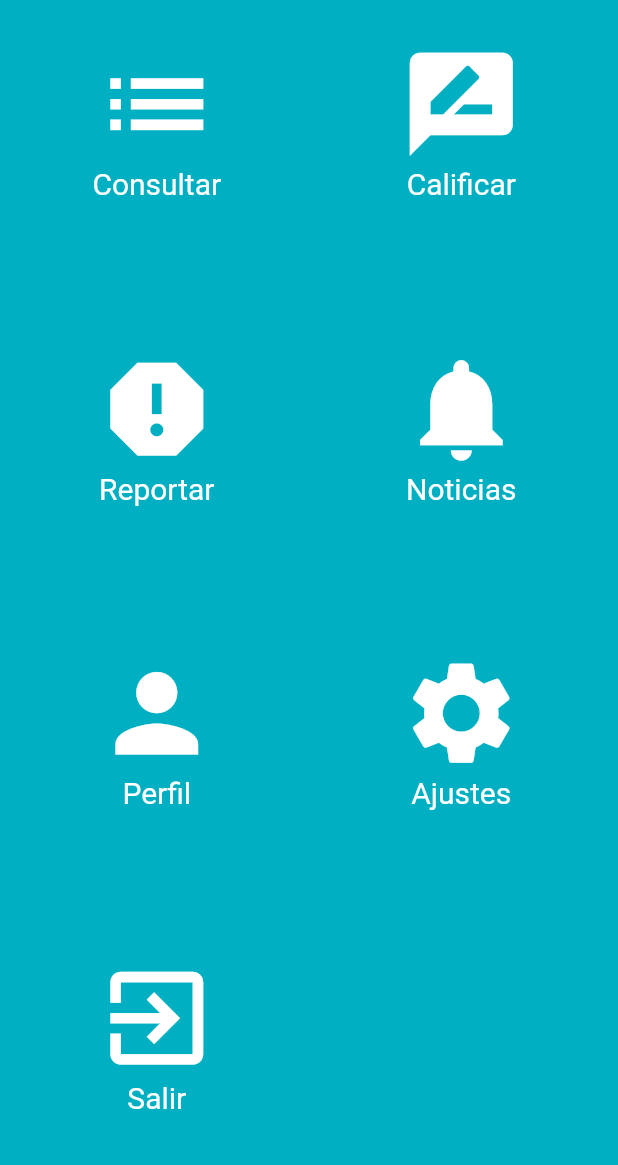
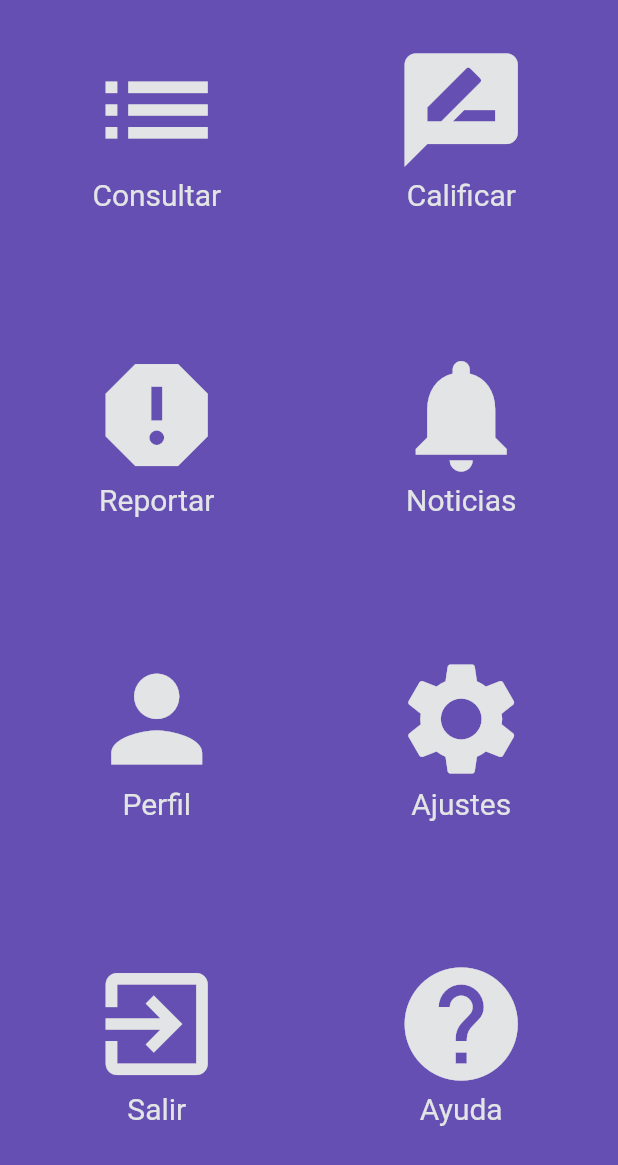
Before and after one commit to osmancadc/asegurate-app, a Flutter app: the screen it shows after launch, on a phone screen of 412 x 824 dp. Shown: the top 1165 px of the screen. Run offline on Flutter 3.47's test engine with Material 2 defaults, Android fonts, the phone set to English and light mode, and no system bars; our stand-ins replace file_picker, get, get_storage, hexcolor, image_picker, sn_progress_dialog; missing offline and left inert: flutter_carousel_slider.

Commit message:
adding_new_color_palete

```diff
--- a/lib/main.dart
+++ b/lib/main.dart
@@ -1,5 +1,4 @@
 import 'package:app_asegurate/pages/news/news_page_controller.dart';
-
 import 'package:app_asegurate/pages/settings/settings_page_controller.dart';
 import 'package:app_asegurate/utils.dart';
 import 'package:flutter/material.dart';
@@ -39,13 +38,14 @@ class _MyAppState extends State<MyApp> {
         GetPage(name: '/newsdetail', page: () => NewsDetailPage()),
         GetPage(name: '/edit', page: () => ProfilePageEdit()),
         GetPage(name: '/register', page: () => RegisterPage()),
+         GetPage(name: '/help', page: () =>  HelpPage()),
       ],
       theme: ThemeData(
           primarySwatch: Colors.blue,
-          primaryColor: HexColor('#005074'),
+          primaryColor: HexColor('#583BB6'),
           colorScheme: ColorScheme(
               primary: HexColor('#005074'),
-              secondary: HexColor('#00b0c2'),
+              secondary: HexColor('#664FB2'),
               brightness: Brightness.light,
               onBackground: Colors.grey,
               onPrimary: Colors.grey,
@@ -55,8 +55,8 @@ class _MyAppState extends State<MyApp> {
               onSecondary: Colors.grey,
               background: Colors.grey,
               onSurface: Colors.grey,
-              primaryVariant: HexColor('#00fbf6'),
-              secondaryVariant: HexColor('#00fedf'))),
+              primaryVariant: HexColor('#3FD7B2'),
+              secondaryVariant: HexColor('#00FFB4'))),
     );
   }
 }
--- a/lib/pages/consult/consult_page.dart
+++ b/lib/pages/consult/consult_page.dart
@@ -10,6 +10,7 @@ class ConsultPage extends StatelessWidget {
     ConsultController con = Get.put(ConsultController());
     return Scaffold(
       appBar: AppBar(
+        backgroundColor: colorPrimary,
         leading: IconButton(
           icon: Icon(
             Icons.menu,
--- a/lib/pages/logout/logout_page.dart
+++ b/lib/pages/logout/logout_page.dart
@@ -11,6 +11,7 @@ class LogoutPage extends StatelessWidget {
     return Scaffold(
       backgroundColor: colorSecondary,
       appBar: AppBar(
+        backgroundColor: colorPrimary,
         title: textTitle,
         titleSpacing: 00.3,
         centerTitle: true,
--- a/lib/pages/menu/menu_page.dart
+++ b/lib/pages/menu/menu_page.dart
@@ -17,10 +17,12 @@ class MenuPage extends StatelessWidget {
   }
 
   Widget _buildGrid(context) => GridView.extent(
-        maxCrossAxisExtent: MediaQuery.of(context).size.width * 0.9,
-        padding: const EdgeInsets.all(4),
-        mainAxisSpacing: 2,
-        crossAxisSpacing: 2,
+
+        maxCrossAxisExtent: MediaQuery.of(context).size.width * 0.50,
+
+        padding: const EdgeInsets.all(3),
+        mainAxisSpacing: 0.0,
+        crossAxisSpacing: 0.0,
         children: [
           GestureDetector(
               onTap: () => gotoConsultPage(),
@@ -48,6 +50,10 @@ class MenuPage extends StatelessWidget {
             onTap: () => gotoLogoutPage(),
             child: _iconMenu(Icons.exit_to_app, 'Salir', context),
           ),
+                GestureDetector(
+            onTap: () => gotoHelpPage(),
+            child: _iconMenu(Icons.help, 'Ayuda', context),
+          ),
         ],
       );
 
@@ -56,7 +62,7 @@ class MenuPage extends StatelessWidget {
           Icon(
             icon,
             color: colorFontIcon,
-            size: MediaQuery.of(context).size.width * 0.2,
+            size: MediaQuery.of(context).size.width * 0.22,
           ),
           Text(
             text,
--- a/lib/pages/menu/menu_page_controller.dart
+++ b/lib/pages/menu/menu_page_controller.dart
@@ -29,3 +29,6 @@ void gotoSettingsPage() {
 void gotoLogoutPage() {
   Get.toNamed('/logout');
 }
+void gotoHelpPage() {
+  Get.toNamed('/help');
+}
--- a/lib/pages/news/news_page.dart
+++ b/lib/pages/news/news_page.dart
@@ -19,6 +19,7 @@ class NewsPage extends StatelessWidget {
     return Scaffold(
         backgroundColor: Colors.black,
         appBar: AppBar(
+          backgroundColor: colorPrimary,
           leading: IconButton(
             icon: Icon(
               Icons.menu,
--- a/lib/pages/news/news_page_detail.dart
+++ b/lib/pages/news/news_page_detail.dart
@@ -10,6 +10,7 @@ class NewsDetailPage extends StatelessWidget {
     return Scaffold(
       backgroundColor: colorSecondary,
       appBar: AppBar(
+        backgroundColor: colorPrimary,
         title: Text(Get.arguments['title'].toString()),
       ),
       body: SingleChildScrollView(
--- a/lib/pages/pages.dart
+++ b/lib/pages/pages.dart
@@ -12,3 +12,4 @@ export 'package:app_asegurate/pages/news/news_page_detail.dart';
 export 'package:app_asegurate/pages/profile/profile_page_edit.dart';
 
 export 'package:app_asegurate/pages/register/register_page.dart';
+ export 'package:app_asegurate/pages/help/help_page.dart';
--- a/lib/pages/profile/profile_page.dart
+++ b/lib/pages/profile/profile_page.dart
@@ -12,6 +12,7 @@ class ProfilePage extends StatelessWidget {
     return Scaffold(
       backgroundColor: colorSecondary,
       appBar: AppBar(
+        backgroundColor: colorPrimary,
         leading: IconButton(
           icon: Icon(
             Icons.menu,
--- a/lib/pages/profile/profile_page_edit.dart
+++ b/lib/pages/profile/profile_page_edit.dart
@@ -13,6 +13,7 @@ class ProfilePageEdit extends StatelessWidget {
     return Scaffold(
       backgroundColor: colorSecondary,
       appBar: AppBar(
+        backgroundColor: colorPrimary,
         leading: IconButton(
           icon: Icon(
             Icons.arrow_back,
--- a/lib/pages/qualify/qualify_page.dart
+++ b/lib/pages/qualify/qualify_page.dart
@@ -9,7 +9,9 @@ class QualifyPage extends StatelessWidget {
   Widget build(BuildContext context) {
     QualifyController con = Get.put(QualifyController());
     return Scaffold(
+
       appBar: AppBar(
+        backgroundColor: colorPrimary,
         leading: IconButton(
           icon: Icon(
             Icons.menu,
--- a/lib/pages/register/register_page.dart
+++ b/lib/pages/register/register_page.dart
@@ -12,6 +12,7 @@ class RegisterPage extends StatelessWidget {
     return Scaffold(
       backgroundColor: colorSecondary,
       appBar: AppBar(
+        backgroundColor: colorPrimary,
         leading: IconButton(
           icon: Icon(
             Icons.arrow_back,
--- a/lib/pages/settings/settings_page.dart
+++ b/lib/pages/settings/settings_page.dart
@@ -11,6 +11,7 @@ class SettingsPage extends StatelessWidget {
     return Scaffold(
       backgroundColor: colorSecondary,
       appBar: AppBar(
+        backgroundColor: colorPrimary,
         leading: IconButton(
           icon: Icon(
             Icons.menu,
--- a/lib/utils.dart
+++ b/lib/utils.dart
@@ -1,23 +1,23 @@
 import 'package:hexcolor/hexcolor.dart';
 import 'package:flutter/material.dart';
 
-var colorPrimary = HexColor('#005074');
-var colorSecondary = HexColor('#00b0c2');
+var colorPrimary = HexColor('#583BB6');
+var colorSecondary = HexColor('#664FB2');
 var colorError = HexColor('#ff0000');
-var colorBackground = HexColor('#f5f5f5');
-var colorFontIcon = HexColor('#ffffff');
+var colorBackground = HexColor('#E2E4E5');
+var colorFontIcon = HexColor('#E2E4E5');
 var colorOnBackground = HexColor('#000000');
-var colorErrorText = HexColor('#00ffb4');
+var colorErrorText = HexColor('#3FD7B2');
 var colorOnPrimary = HexColor('#000000');
 var colorOnSecondary = HexColor('#000000');
 var colorOnSurface = HexColor('#000000');
 var colorOnError = HexColor('#000000');
-var colorOnPrimaryVariant = HexColor('#00fbf6');
-var colorOnSecondaryVariant = HexColor('#00fedf');
+var colorOnPrimaryVariant = HexColor('#3FD7B2');
+var colorOnSecondaryVariant = HexColor('#00FFB4');
 var colorOnSurfaceVariant = HexColor('#000000');
 var colorOnErrorVariant = HexColor('#000000');
 var colorOnBackgroundVariant = HexColor('#000000');
-var colorFont = HexColor('#FFFFFF');
+var colorFont = HexColor('#E2E4E5');
 
 var textTitle = Row(
   mainAxisAlignment: MainAxisAlignment.center,
--- a/pubspec.yaml
+++ b/pubspec.yaml
@@ -29,7 +29,7 @@ dev_dependencies:
 
   shimmer: ^2.0.0
 
-  hexcolor: ^2.0.7
+  hexcolor: ^2.0.5
 
 flutter:
   uses-material-design: true
```
Also changed, not shown: lib/pages/help/help_page.dart (added, +18 -0 lines), lib/pages/report/report_page.dart (+3 -6 lines), lib/pages/help/help_page_controller.dart (added).
